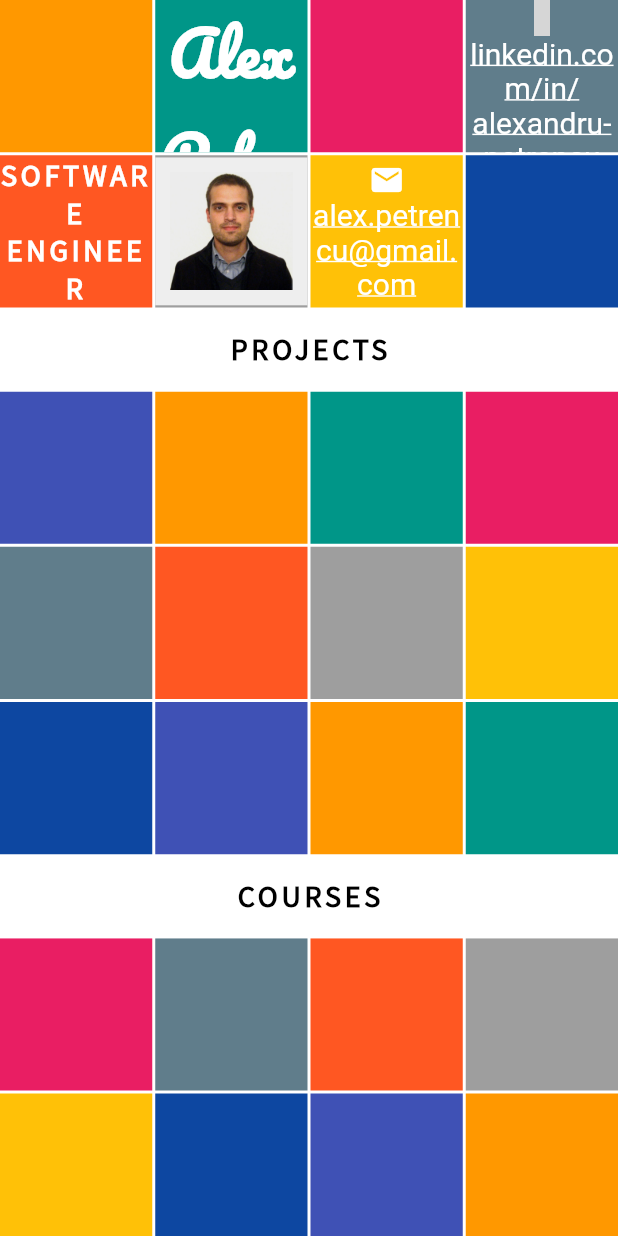
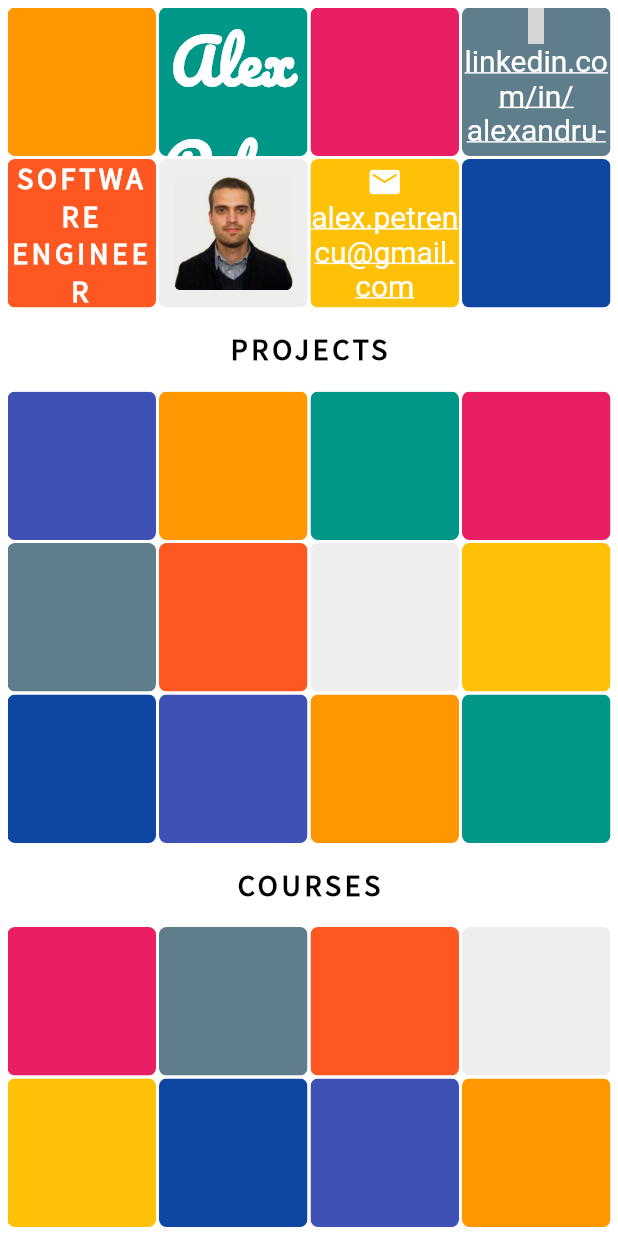
Before and after one commit to pit304/flutter_website, a Flutter app: the screen it shows after launch, on a phone screen of 412 x 824 dp. Run offline on Flutter 3.47's test engine with Material 2 defaults, Android fonts, the phone set to English and light mode, and no system bars; drawn by our look-alikes of flutter_linkify; our stand-ins replace flutter_icons; grey boxes are pictures that could not be loaded.

Commit message:
updated design

```diff
--- a/lib/main.dart
+++ b/lib/main.dart
@@ -1,13 +1,8 @@
-import 'dart:math';
-
 import 'package:flutter/material.dart';
-import 'package:provider/provider.dart';
 import 'package:flutter_icons/flutter_icons.dart';
 import 'package:flutter_linkify/flutter_linkify.dart';
+import 'package:flutter_website/widgets/size_config.dart';
 import 'package:url_launcher/url_launcher.dart';
-
-import './screens/project_list_screen.dart';
-import 'providers/projects.dart';
 
 void main() => runApp(MyApp());
 
@@ -15,9 +10,24 @@ class MyApp extends StatelessWidget {
   @override
   Widget build(BuildContext context) {
     return MaterialApp(
-      home: Scaffold(
+      title: "Personal Website - Flutter",
+      home: MainScreen()
+    );
+  }
+}
+
+class MainScreen extends StatelessWidget {
+  @override
+  Widget build(BuildContext context) {
+    SizeConfig().init(context);
+    return Scaffold(
       backgroundColor: Colors.white,
       body: SafeArea(
+        minimum: EdgeInsets.all(5),
+        child: Center(
+          child: Container(
+            constraints: BoxConstraints(minWidth: 300, maxWidth: 800),
+            //width: SizeConfig.screenWidth * 0.6,
             child: CustomScrollView(
               primary: true,
               slivers: <Widget>[
@@ -29,11 +39,14 @@ class MyApp extends StatelessWidget {
                   ),
                   delegate: SliverChildBuilderDelegate(
                       (BuildContext context, int index) {
-                  return new Container(
+                    return new ClipRRect(
+                      borderRadius: BorderRadius.circular(5),
+                      child: Container(
                         color: _randomColor(index),
                         height: 200.0,
                         child: Center(
                           child: getTopContainerWidget(index),
+                        ),
                       ),
                     );
                   }, childCount: 8),
@@ -47,8 +60,11 @@ class MyApp extends StatelessWidget {
                   ),
                   delegate: SliverChildBuilderDelegate(
                       (BuildContext context, int index) {
-                  return new Container(
-                      color: _randomColor(index + 8), height: 200.0);
+                    return new ClipRRect(
+                      borderRadius: BorderRadius.circular(5),
+                      child: Container(
+                          color: _randomColor(index + 8), height: 200.0),
+                    );
                   }, childCount: 12),
                 ),
                 renderTitle('COURSES'),
@@ -60,11 +76,15 @@ class MyApp extends StatelessWidget {
                   ),
                   delegate: SliverChildBuilderDelegate(
                       (BuildContext context, int index) {
-                  return new Container(
-                      color: _randomColor(index + 20), height: 200.0);
+                    return new ClipRRect(
+                      borderRadius: BorderRadius.circular(5),
+                      child: Container(
+                          color: _randomColor(index + 20), height: 200.0),
+                    );
                   }, childCount: 12),
                 ),
               ],
+            ),
           ),
         ),
       ),
@@ -126,9 +146,13 @@ class MyApp extends StatelessWidget {
         );
       case 5:
         return Container(
-          color: Colors.grey.shade200,
           padding: EdgeInsets.all(10),
-          child: Image.asset('images/alex.png',),
+          child: ClipRRect(
+            borderRadius: BorderRadius.circular(5),
+            child: Image.asset(
+              'images/alex.png',
+            ),
+          ),
         );
       case 6:
         return Column(
@@ -167,7 +191,7 @@ class MyApp extends StatelessWidget {
       case 4:
         return Colors.deepOrange;
       case 5:
-        return Colors.grey;
+        return Colors.grey.shade200;
       case 6:
         return Colors.amber;
       case 7:
--- /dev/null
+++ b/lib/widgets/size_config.dart
@@ -0,0 +1,27 @@
+import 'package:flutter/widgets.dart';
+
+class SizeConfig {
+  static MediaQueryData _mediaQueryData;
+  static double screenWidth;
+  static double screenHeight;
+  static double blockSizeHorizontal;
+  static double blockSizeVertical;
+  static double _safeAreaHorizontal;
+  static double _safeAreaVertical;
+  static double safeBlockHorizontal;
+  static double safeBlockVertical;
+
+  void init(BuildContext context){
+    _mediaQueryData = MediaQuery.of(context);
+    screenWidth = _mediaQueryData.size.width;
+    screenHeight = _mediaQueryData.size.height;
+    blockSizeHorizontal = screenWidth/100;
+    blockSizeVertical = screenHeight/100;
+    _safeAreaHorizontal = _mediaQueryData.padding.left +
+        _mediaQueryData.padding.right;
+    _safeAreaVertical = _mediaQueryData.padding.top +
+        _mediaQueryData.padding.bottom;
+    safeBlockHorizontal = (screenWidth - _safeAreaHorizontal)/100;
+    safeBlockVertical = (screenHeight - _safeAreaVertical)/100;
+  }
+}
```
Lines whose indentation alone changed are shown as unchanged.
